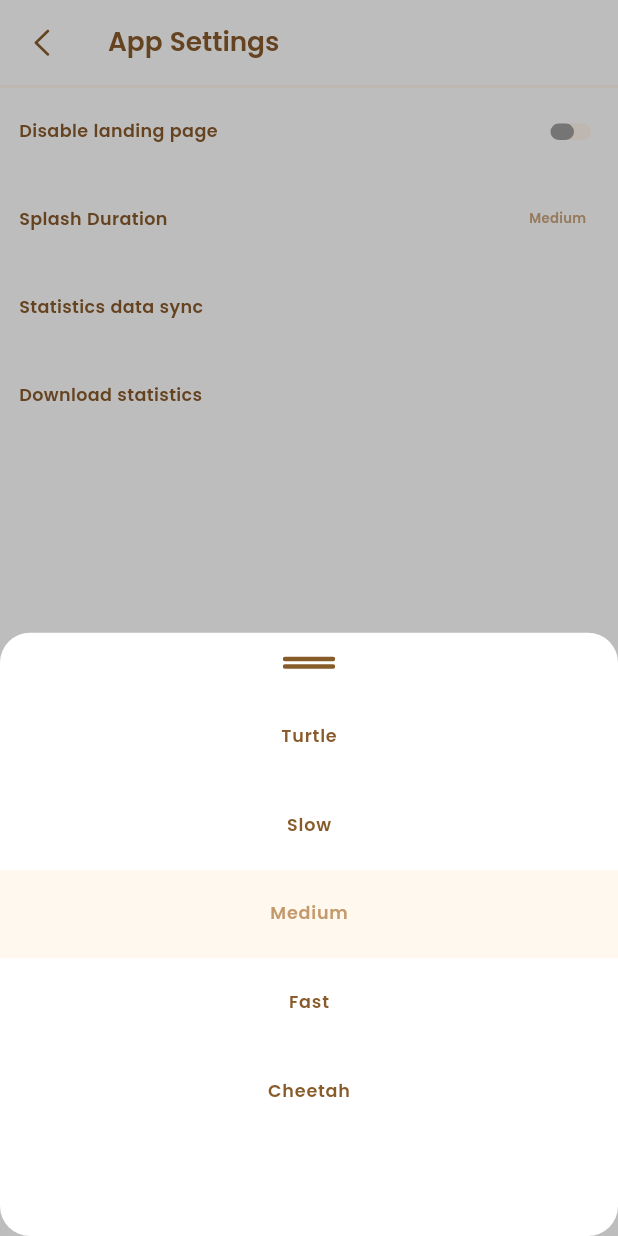
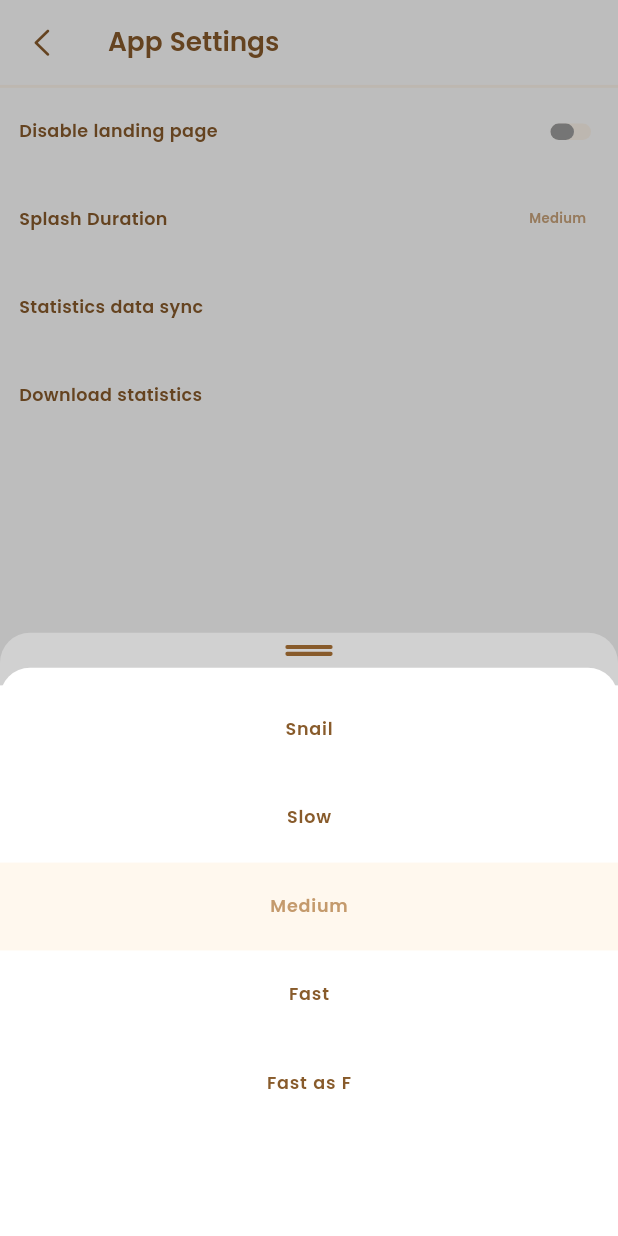
Before and after one commit to ShinasNajeerKoya/expenso_expense_tracker, a Flutter app: the AppGeneralSettingsPage screen opened by its route, after a tap on "Splash Duration", on a phone screen of 412 x 824 dp. Run offline on Flutter 3.47's test engine with Material 3 defaults, Android fonts, the phone set to English and light mode, and no system bars; drawn by our look-alikes of animated_toggle_switch; our stand-ins replace auto_route, carousel_slider, drift, easy_localization, flutter_bloc, flutter_card_swiper and 6 more; missing offline and left inert: build; accounts and stored records are empty; generated files the repository leaves out were written again; project files that could hold a hidden picture were left out.

Commit message:
-- App general settings completed

```diff
--- a/lib/config/themes/units.dart
+++ b/lib/config/themes/units.dart
@@ -150,6 +150,7 @@ final bottomPadding75 = EdgeInsets.only(bottom: 75.h);
 
 final topPadding2 = EdgeInsets.only(top: 2.h);
 final topPadding4 = EdgeInsets.only(top: 4.h);
+final topPadding6 = EdgeInsets.only(top: 6.h);
 final topPadding8 = EdgeInsets.only(top: 8.h);
 final topPadding10 = EdgeInsets.only(top: 10.h);
 final topPadding12 = EdgeInsets.only(top: 12.h);
--- a/lib/presentation/feature/app_menu_section/app_settings/utils/extensions/splash_duration_type_enum_extension.dart
+++ b/lib/presentation/feature/app_menu_section/app_settings/utils/extensions/splash_duration_type_enum_extension.dart
@@ -10,7 +10,7 @@ extension SplashDurationTypeEnumExtension on SplashDurationTypeEnum {
   String get displayName {
     switch (this) {
       case SplashDurationTypeEnum.verySlow:
-        return 'Turtle';
+        return 'Snail';
       case SplashDurationTypeEnum.slow:
         return 'Slow';
       case SplashDurationTypeEnum.medium:
@@ -18,7 +18,7 @@ extension SplashDurationTypeEnumExtension on SplashDurationTypeEnum {
       case SplashDurationTypeEnum.fast:
         return 'Fast';
       case SplashDurationTypeEnum.veryFast:
-        return 'Cheetah';
+        return 'Fast as F';
     }
   }
 
--- a/lib/shared/helper_functions/bottom_sheet_helper.dart
+++ b/lib/shared/helper_functions/bottom_sheet_helper.dart
@@ -1,3 +1,4 @@
+import 'package:expenso_expense_tracker/config/themes/units.dart';
 import 'package:expenso_expense_tracker/generated/app_icons.dart';
 import 'package:expenso_expense_tracker/shared/helper_functions/custom_svg_icon.dart';
 import 'package:flutter/cupertino.dart';
@@ -41,6 +42,72 @@ class ShowBottomSheet {
     final colorScheme = Theme.of(context).colorScheme;
     final draggableScrollController = DraggableScrollableController();
 
+    // return showModalBottomSheet<T>(
+    //   context: context,
+    //   isScrollControlled: true,
+    //   useSafeArea: true,
+    //   backgroundColor: Colors.transparent,
+    //   barrierColor: barrierColor ?? Colors.black26,
+    //   builder: (context) {
+    //     return Container(
+    //       margin: margin,
+    //       decoration: BoxDecoration(
+    //         color: backgroundColor ?? Colors.white,
+    //         borderRadius: borderRadius ?? BorderRadius.circular(20.0),
+    //       ),
+    //       child: DraggableScrollableSheet(
+    //         controller: draggableScrollController,
+    //         initialChildSize: initialSize,
+    //         expand: false,
+    //         builder: (context, scrollController) {
+    //           return Column(
+    //             mainAxisSize: MainAxisSize.min,
+    //             children: [
+    //               if (customHandle != null)
+    //                 customHandle
+    //               else if (showDragHandle)
+    //                 Container(
+    //                   height: 20.h,
+    //                   width: double.infinity,
+    //                   alignment: Alignment.center,
+    //                   decoration: BoxDecoration(
+    //                     color: Colors.black.withOpacity(0.3),
+    //                     borderRadius: const BorderRadius.only(
+    //                       topLeft: Radius.circular(20),
+    //                       topRight: Radius.circular(20),
+    //                     ),
+    //                   ),
+    //                   child: CustomSvgIcon(
+    //                     AppIcons.kBottomSheetHandle,
+    //                     width: 30.w,
+    //                     color: const Color(0xff885B2B),
+    //                   ),
+    //                 ),
+    //               Expanded(
+    //                 child: Container(
+    //                   padding: topPadding12,
+    //                   decoration: BoxDecoration(
+    //                     color: Colors.red.withOpacity(0.3),
+    //                     borderRadius: const BorderRadius.only(
+    //                       topLeft: Radius.circular(20),
+    //                       topRight: Radius.circular(20),
+    //                     ),
+    //                   ),
+    //                   child: builder(
+    //                     context,
+    //                     scrollController,
+    //                     draggableScrollController,
+    //                   ),
+    //                 ),
+    //               ),
+    //             ],
+    //           );
+    //         },
+    //       ),
+    //     );
+    //   },
+    // );
+
     return showModalBottomSheet<T>(
       context: context,
       isScrollControlled: true,
@@ -51,7 +118,7 @@ class ShowBottomSheet {
         return Container(
           margin: margin,
           decoration: BoxDecoration(
-            color: backgroundColor ?? Colors.white,
+            color: Colors.transparent,
             borderRadius: borderRadius ?? BorderRadius.circular(20.0),
           ),
           child: DraggableScrollableSheet(
@@ -59,27 +126,40 @@ class ShowBottomSheet {
             initialChildSize: initialSize,
             expand: false,
             builder: (context, scrollController) {
-              return Column(
-                mainAxisSize: MainAxisSize.min,
+              return Stack(
                 children: [
+                  // Handle stacked on top
                   if (customHandle != null)
                     customHandle
                   else if (showDragHandle)
-                    Padding(
-                      padding: EdgeInsets.only(
-                        top: 16.h,
-                        bottom: handleBottomPadding,
+                    Container(
+                      height: 50.h,
+                      width: double.infinity,
+                      padding: topPadding8,
+                      alignment: Alignment.topCenter,
+                      decoration: BoxDecoration(
+                        color: Colors.white.withOpacity(0.3),
+                        borderRadius: const BorderRadius.only(
+                          topLeft: Radius.circular(20),
+                          topRight: Radius.circular(20),
+                        ),
                       ),
-                      // child: Icon(
-                      //   CupertinoIcons.line_horizontal_3,
-                      //   color: Color(0xff885B2B),
-                      // ),
                       child: CustomSvgIcon(
                         AppIcons.kBottomSheetHandle,
-                        color: Color(0xff885B2B),
+                        width: 30.w,
+                        color: const Color(0xff885B2B),
                       ),
                     ),
-                  Expanded(
+                  Container(
+                    margin: topPadding24,
+                    decoration: BoxDecoration(
+                      color: Colors.white,
+                      borderRadius: BorderRadius.only(
+                        topLeft: Radius.circular(20),
+                        topRight: Radius.circular(20),
+                      ),
+                    ),
+                    padding: topPadding12,
                     child: builder(
                       context,
                       scrollController,
```
